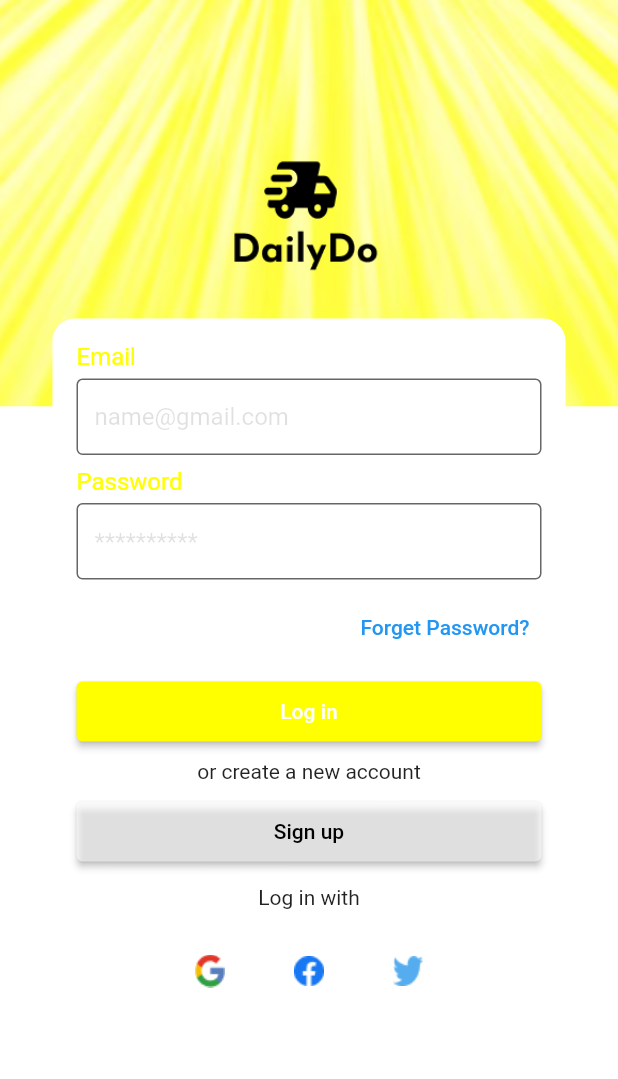
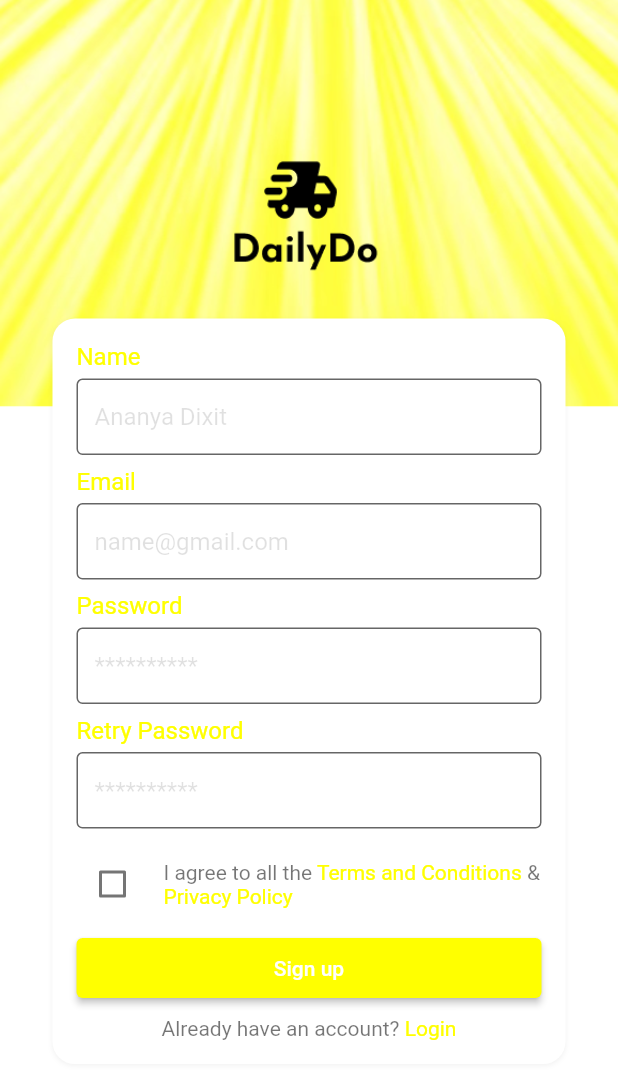
Before and after one commit to ananyadix/DailyDo, a Flutter app: the screen it shows after launch, after a tap on "Sign up", on a phone screen of 412 x 824 dp. Shown: the top 1079 px of the screen. Run offline on Flutter 3.47's test engine with Material 2 defaults, Android fonts, the phone set to English and light mode, and no system bars; our stand-ins replace get, velocity_x.

Commit message:
signup page

```diff
--- a/ecommerce/lib/consts/consts.dart
+++ b/ecommerce/lib/consts/consts.dart
@@ -7,3 +7,4 @@ export './string.dart';
 export 'package:ecommerce/widgets_common/custom_textfield.dart';
 export 'package:ecommerce/widgets_common/button.dart';
 export 'package:ecommerce/consts/images.dart';
+export 'package:ecommerce/views/authentication_screen/signup.dart';
--- a/ecommerce/lib/consts/string.dart
+++ b/ecommerce/lib/consts/string.dart
@@ -7,3 +7,9 @@ const login="Log in";
 const signup="Sign up";
 const createNew="or create a new account";
 const loginWith="Log in with";
+const name="Name";
+const nameHint="Ananya Dixit";
+const retry="Retry Password";
+const policy="Privacy Policy";
+const terms="Terms and Conditions";
+const already="Already have an account?";
--- a/ecommerce/lib/views/authentication_screen/login.dart
+++ b/ecommerce/lib/views/authentication_screen/login.dart
@@ -1,6 +1,5 @@
 import 'package:ecommerce/consts/list.dart';
 import 'package:ecommerce/widgets_common/app_logo.dart';
-import 'package:flutter/material.dart';
 import 'package:ecommerce/consts/consts.dart';
 
 class LoginScreen extends StatelessWidget {
@@ -10,6 +9,7 @@ class LoginScreen extends StatelessWidget {
   Widget build(BuildContext context) {
     return Back(
         child: Scaffold(
+          resizeToAvoidBottomInset: false,
           body: Center(
             child: Column(
               children: [
@@ -29,7 +29,7 @@ class LoginScreen extends StatelessWidget {
                     8.heightBox,
                     createNew.text.make(),
                     8.heightBox,
-                    ButtonReg((){}, Colors.white54, Colors.black, signup).box.width(context.screenWidth-50).make(),
+                    ButtonReg((){Get.to(()=>const Signup());}, Colors.white54, Colors.black, signup).box.width(context.screenWidth-50).make(),
                     12.heightBox,
                     loginWith.text.make(),
                     8.heightBox,
@@ -44,7 +44,7 @@ class LoginScreen extends StatelessWidget {
                       ),)),
                     )
                   ],
-                ).box.white.rounded.padding(const EdgeInsets.all(16)).width(context.screenWidth-70).make()
+                ).box.white.rounded.padding(const EdgeInsets.all(16)).width(context.screenWidth-70).shadowSm.make()
               ],
             ),
           ),
--- /dev/null
+++ b/ecommerce/lib/views/authentication_screen/signup.dart
@@ -0,0 +1,88 @@
+import 'package:ecommerce/consts/consts.dart';
+import 'package:ecommerce/widgets_common/app_logo.dart';
+import 'package:ecommerce/views/authentication_screen/login.dart';
+
+class Signup extends StatelessWidget {
+  const Signup({super.key});
+
+  @override
+  Widget build(BuildContext context) {
+    return Back(
+        child: Scaffold(
+          resizeToAvoidBottomInset: false,
+          body: Center(
+            child: Column(
+              children: [
+                (context.screenHeight * 0.1).heightBox,
+                AppLogo(),
+                10.heightBox,
+                Column(
+                  children: [
+                    CustomTextField(name,nameHint),
+                    CustomTextField(email,emailHint),
+                    CustomTextField(password, passwordHind),
+                    CustomTextField(retry, passwordHind),
+                    5.heightBox,
+                    Row(
+                      children: [
+                        Checkbox(value: false, onChanged: (newValue){},checkColor: Colors.yellowAccent,),
+                        10.widthBox,
+                        Expanded(child: RichText(
+                          text: const TextSpan(children: [
+                            TextSpan(
+                                text: "I agree to all the ",
+                                style: TextStyle(
+                                    color: Colors.black54
+                                )
+                            ),
+                            TextSpan(
+                                text: terms,
+                                style: TextStyle(
+                                    color: Colors.yellowAccent
+                                )
+                            ),
+                            TextSpan(
+                                text: " & ",
+                                style: TextStyle(
+                                    color: Colors.black54
+                                )
+                            ),
+                            TextSpan(
+                                text: policy,
+                                style: TextStyle(
+                                    color: Colors.yellowAccent
+                                )
+                            )
+                          ]),
+                        ))
+                      ],
+                    ),
+                    8.heightBox,
+                    ButtonReg((){},Colors.yellowAccent,Colors.white,signup).box.width(context.screenWidth-50).make(),
+                    8.heightBox,
+                    RichText(text: const TextSpan(
+                        children: [
+                          TextSpan(
+                              text: already,
+                              style: TextStyle(
+                                  color: Colors.black54
+                              )
+                          ),
+                          TextSpan(
+                              text: " Login",
+                              style: TextStyle(
+                                  color: Colors.yellowAccent
+                              )
+                          )
+                        ]
+                    )
+                    ).onTap(() {Get.to(()=>LoginScreen());})
+                  ],
+                ).box.white.rounded.padding(const EdgeInsets.all(16)).width(context.screenWidth-70).shadowSm.make(),
+              ],
+            ),
+          ),
+        )
+    );
+  }
+}
--- a/ecommerce/lib/widgets_common/button.dart
+++ b/ecommerce/lib/widgets_common/button.dart
@@ -6,6 +6,6 @@ Widget ButtonReg(onPress,color,textColor,String? title){
       backgroundColor: color,
       padding: const EdgeInsets.all(12),
     ),
-    onPressed: (){onPress;},child: title!.text.color(textColor).make(),
+    onPressed: onPress,child: title!.text.color(textColor).make(),
   );
 }
```
